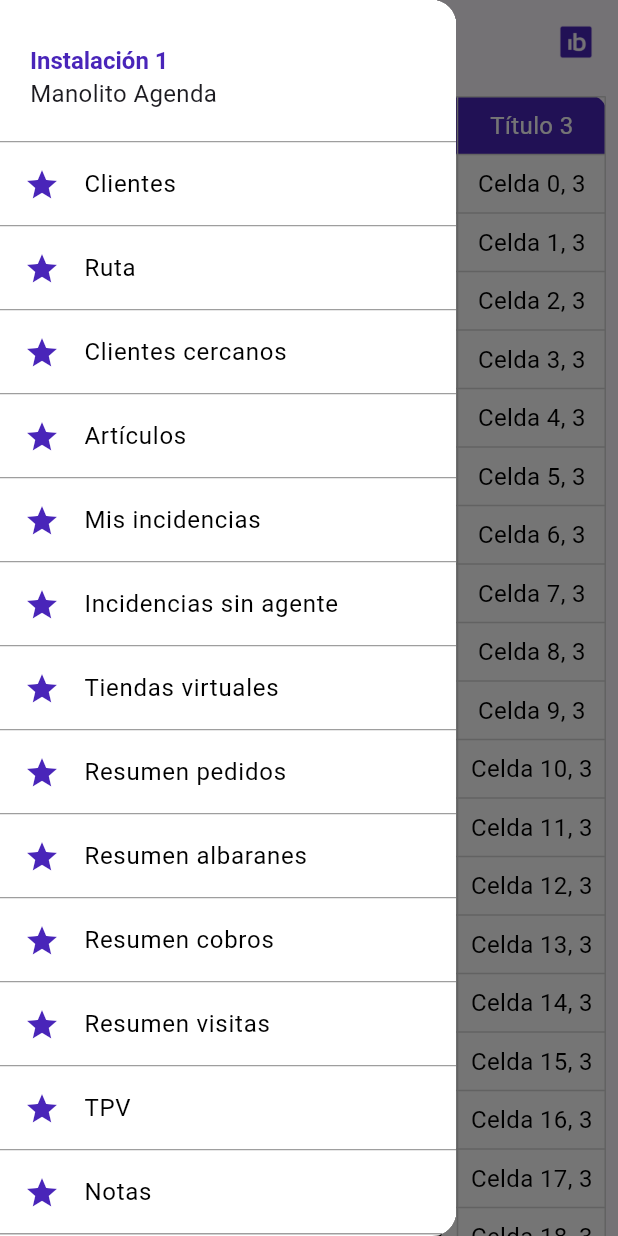
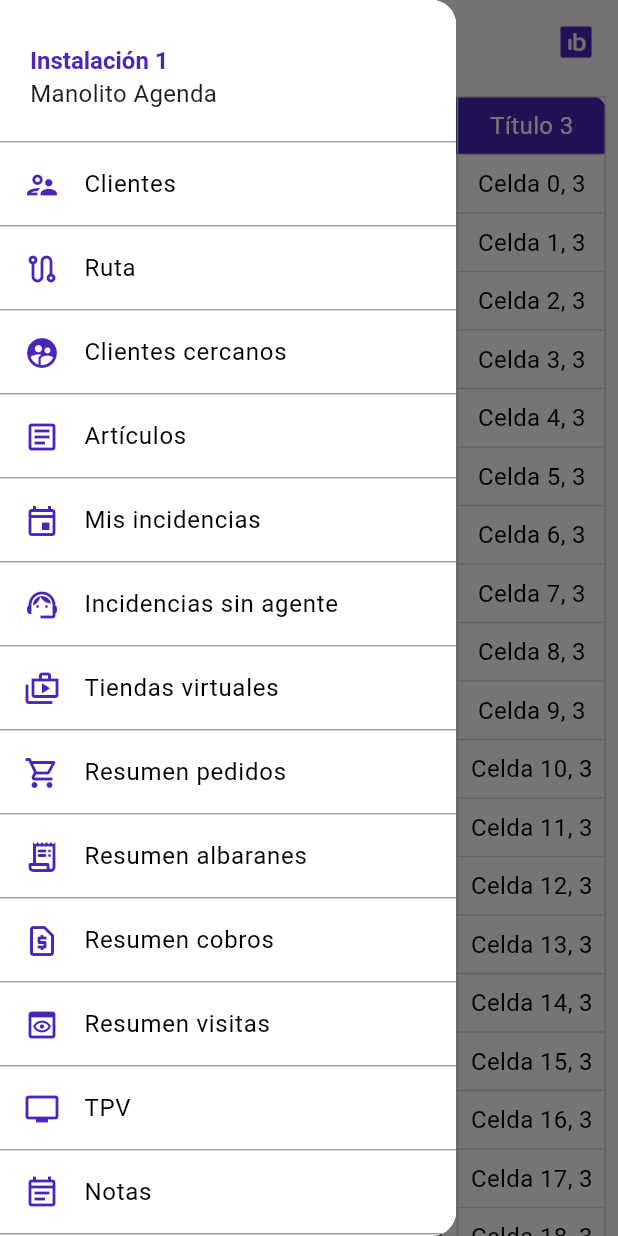
Before and after one commit to danielsimarro/isbue_test, a Flutter app: the ClientsScreen screen opened by its route, with the side drawer open, on a phone screen of 412 x 824 dp. Run offline on Flutter 3.47's test engine with Material 3 defaults, Android fonts, the phone set to English and light mode, and no system bars; our stand-ins replace flutter_screenutil, go_router.

Commit message:
add client view

```diff
--- a/lib/config/helpers/is_device.dart
+++ b/lib/config/helpers/is_device.dart
@@ -6,4 +6,8 @@ class isDevice {
     var widthScreen = 1.sw; // sw es el ancho de la pantalla actual
     return widthScreen > 600; // Considera >600 como una tablet
   }
+
+  double deviceWidth() {
+    return 1.sw;
+  }
 }
--- a/lib/config/router/app_router.dart
+++ b/lib/config/router/app_router.dart
@@ -1,4 +1,5 @@
 import 'package:go_router/go_router.dart';
+import 'package:isbue/presentation/clients/screen/single_client_screen.dart';
 import 'package:isbue/presentation/login/screen/login_screen.dart';
 import 'package:isbue/presentation/home/screen/home_screen.dart';
 import 'package:isbue/presentation/mfa/screen/mfa_screen.dart';
@@ -26,5 +27,9 @@ final appRouter = GoRouter(routes: [
   GoRoute(
     path: '/clientes',
     builder: (context, state) => const ClientsScreen(),
+  ),
+  GoRoute(
+    path: '/singleclient',
+    builder: (context, state) => const SingleClientScreen(),
   )
 ]);
--- a/lib/presentation/clients/screen/clients_screen.dart
+++ b/lib/presentation/clients/screen/clients_screen.dart
@@ -47,6 +47,8 @@ class MyCustomTable extends StatelessWidget {
     (row) => List.generate(4, (col) => 'Celda $row, $col'),
   );
 
+  MyCustomTable({super.key});
+
   @override
   Widget build(BuildContext context) {
     return Padding(
@@ -80,11 +82,11 @@ class MyCustomTable extends StatelessWidget {
                     .map((cell) => Container(
                           alignment: Alignment.center,
                           padding: const EdgeInsets.all(8.0),
-                          child: Text(cell,
-                              style: const TextStyle(color: Colors.black)),
                           decoration: const BoxDecoration(
                             color: Colors.white,
                           ),
+                          child: Text(cell,
+                              style: const TextStyle(color: Colors.black)),
                         ))
                     .toList(),
               )),
--- a/lib/presentation/login/screen/login_screen.dart
+++ b/lib/presentation/login/screen/login_screen.dart
@@ -12,14 +12,13 @@ class LoginScreen extends StatelessWidget {
     isDevice isdevice = isDevice();
     String urlIsbueIcon = 'assets/images/isbue-icon.png';
 
-    // Controladores para los campos de texto
     final emailController = TextEditingController();
     final passwordController = TextEditingController();
 
     return Scaffold(
       body: Center(
         child: SizedBox(
-          // Controlamos el dispositivo que es para ajustar el tamaño
+          // Control the width to adapt the content
           width: isdevice.isTablet() ? 600.0 : double.infinity,
           child: Padding(
             padding: const EdgeInsets.only(left: 40, right: 40, bottom: 120),
@@ -88,7 +87,7 @@ class InputLogin extends StatelessWidget {
   @override
   Widget build(BuildContext context) {
     return TextField(
-      controller: controller, // Y finalmente esto
+      controller: controller,
       obscureText: labelText == "Contraseña",
       decoration: InputDecoration(
           border: const OutlineInputBorder(
--- a/lib/presentation/widgets/custom_appbar_drawer.dart
+++ b/lib/presentation/widgets/custom_appbar_drawer.dart
@@ -34,60 +34,64 @@ class CustomAppbarDrawer extends StatelessWidget {
           ),
           const Divider(
             color: Colors.grey,
-            height: 1, // Color de la línea
+            height: 1, // Line color
           ),
           const ListViewOptions(
             label: 'Clientes',
             route: '/clientes',
+            menuIcon: Icons.supervisor_account_outlined,
           ),
           const ListViewOptions(
             label: 'Ruta',
             route: '/',
+            menuIcon: Icons.route_outlined,
           ),
           const ListViewOptions(
             label: 'Clientes cercanos',
-            route: '/',
+            route: '/singleclient',
+            menuIcon: Icons.supervised_user_circle_rounded,
           ),
           const ListViewOptions(
             label: 'Artículos',
             route: '/',
+            menuIcon: Icons.article_outlined,
           ),
           const ListViewOptions(
             label: 'Mis incidencias',
             route: '/',
+            menuIcon: Icons.event_outlined,
           ),
           const ListViewOptions(
             label: 'Incidencias sin agente',
             route: '/',
+            menuIcon: Icons.support_agent_outlined,
           ),
           const ListViewOptions(
             label: 'Tiendas virtuales',
             route: '/',
+            menuIcon: Icons.shop_2_outlined,
           ),
           const ListViewOptions(
             label: 'Resumen pedidos',
             route: '/',
+            menuIcon: Icons.shopping_cart_outlined,
           ),
           const ListViewOptions(
               label: 'Resumen albaranes',
               route: '/',
-          ),
+              menuIcon: Icons.receipt_long_rounded),
           const ListViewOptions(
               label: 'Resumen cobros',
               route: '/',
-          ),
+              menuIcon: Icons.request_page_outlined),
           const ListViewOptions(
               label: 'Resumen visitas',
               route: '/',
-          ),
+              menuIcon: Icons.preview_outlined),
           const ListViewOptions(
-            label: 'TPV',
-            route: '/',
-          ),
+              label: 'TPV', route: '/', menuIcon: Icons.tv_outlined),
           const ListViewOptions(
-            label: 'Notas',
-            route: '/',
-          ),
+              label: 'Notas', route: '/', menuIcon: Icons.event_note_outlined),
 
           // Agrega más elementos aquí
         ],
@@ -99,12 +103,11 @@ class CustomAppbarDrawer extends StatelessWidget {
 class ListViewOptions extends StatefulWidget {
   final String label;
   final String route;
+  final IconData menuIcon;
 
-  const ListViewOptions({
-    super.key,
-    required this.label,
-    required this.route,
-  });
+  const ListViewOptions(
+      {super.key, required this.label, required this.route, IconData? menuIcon})
+      : menuIcon = menuIcon ?? Icons.star;
 
   @override
   State<ListViewOptions> createState() => _ListViewOptionsState();
@@ -120,6 +123,7 @@ class _ListViewOptionsState extends State<ListViewOptions> {
       onExit: (_) => setState(() => _isHovered = false),
       child: Column(
         children: [
+          Divider(height: _isHovered ? 2 : 0, color: Colors.grey),
           Container(
             decoration: BoxDecoration(
               color: _isHovered
@@ -127,7 +131,7 @@ class _ListViewOptionsState extends State<ListViewOptions> {
                   : Colors.white, // Cambia el color de fondo
             ),
             child: ListTile(
-              leading: Icon(Icons.star,
+              leading: Icon(widget.menuIcon,
                   color: _isHovered
                       ? Colors.white
                       : const Color.fromRGBO(73, 37, 185, 1)),
@@ -142,7 +146,7 @@ class _ListViewOptionsState extends State<ListViewOptions> {
             ),
           ),
           Divider(
-              height: _isHovered ? 2 : 0, color: Colors.grey), // Línea inferior
+              height: _isHovered ? 2 : 0, color: Colors.grey), // Bottom Line
         ],
       ),
     );
```
Also changed, not shown: lib/presentation/clients/screen/detail_screen.dart (added, +81 -0 lines), lib/presentation/clients/screen/information_screen.dart (added, +12 -0 lines), lib/presentation/clients/screen/single_client_screen.dart (added, +148 -0 lines). Lines whose indentation alone changed are shown as unchanged.
